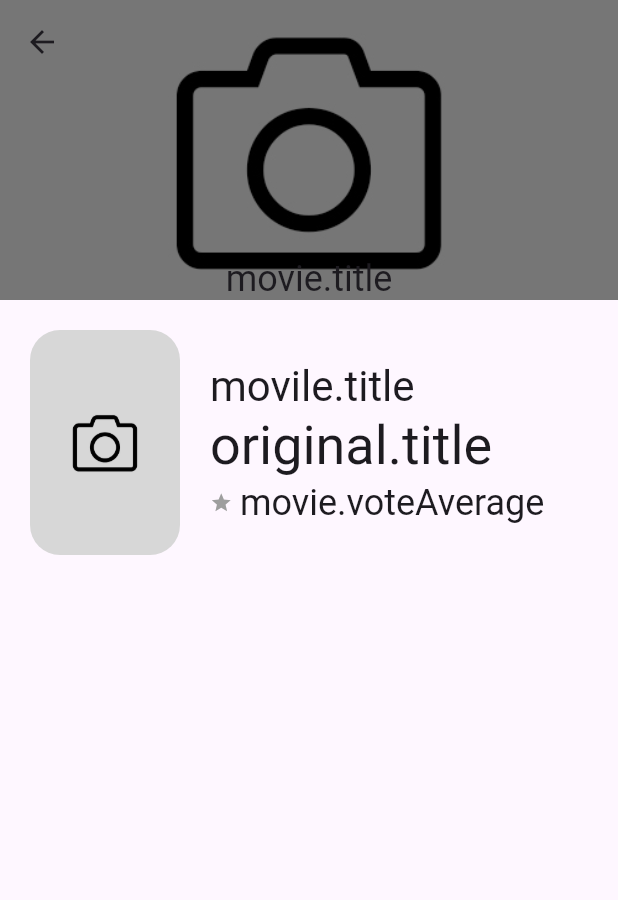
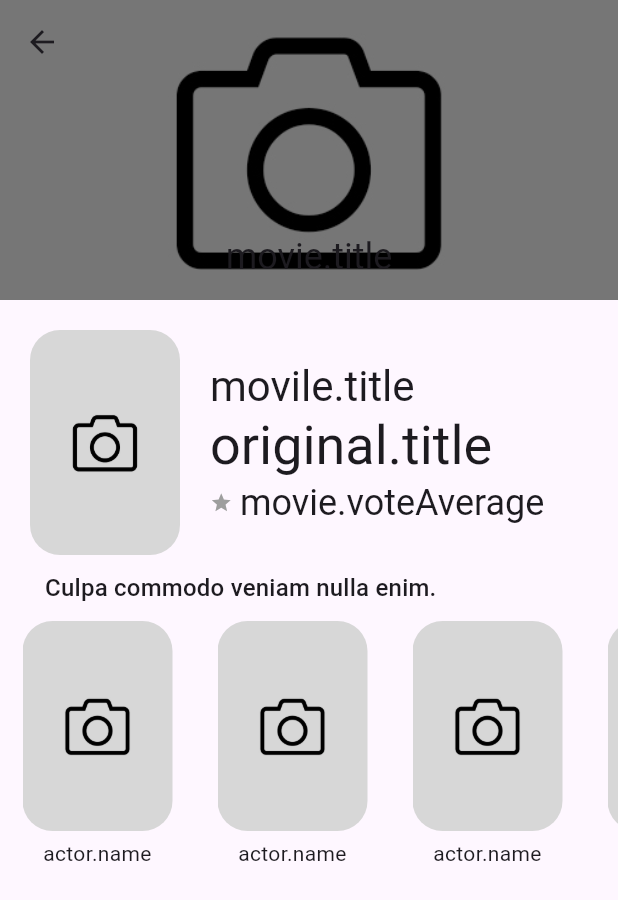
Before and after one commit to juanadls/movie_app, a Flutter app: the DetailsScreens screen opened by its route, on a phone screen of 412 x 824 dp. Shown: the top 900 px of the screen. Run offline on Flutter 3.47's test engine with Material 3 defaults, Android fonts, the phone set to English and light mode, and no system bars; our stand-ins replace card_swiper.

Commit message:
overview and casting cards created

```diff
--- a/lib/screens/details_screen.dart
+++ b/lib/screens/details_screen.dart
@@ -1,4 +1,5 @@
 import 'package:flutter/material.dart';
+import 'package:movie_app/widgets/widgets.dart';
 
 class DetailsScreens extends StatelessWidget {
   const DetailsScreens({super.key});
@@ -6,15 +7,14 @@ class DetailsScreens extends StatelessWidget {
   @override
   Widget build(BuildContext context) {
     //final String movie =
-        //ModalRoute.of(context)?.settings.arguments.toString() ?? "no-movie";
+    //ModalRoute.of(context)?.settings.arguments.toString() ?? "no-movie";
     return Scaffold(
       body: CustomScrollView(
         slivers: [
           _CustomAppBar(),
           SliverList(
-              delegate: SliverChildListDelegate([
-            const _PosterAndTitle(),
-          ]))
+              delegate: SliverChildListDelegate(
+                  [_PosterAndTitle(), _Overview(), const CastingCards()]))
         ],
       ),
     );
@@ -23,6 +23,7 @@ class DetailsScreens extends StatelessWidget {
 
 class _CustomAppBar extends StatelessWidget {
   static const String _asset = "assets/no-image.jpg";
+
   @override
   Widget build(BuildContext context) {
     return SliverAppBar(
@@ -37,6 +38,7 @@ class _CustomAppBar extends StatelessWidget {
           width: double.infinity,
           alignment: Alignment.bottomCenter,
           color: Colors.black45,
+          padding: const EdgeInsets.only(bottom: 10),
           child: const Text(
             "movie.title",
             style: TextStyle(fontSize: 16),
@@ -53,8 +55,6 @@ class _CustomAppBar extends StatelessWidget {
 }
 
 class _PosterAndTitle extends StatelessWidget {
-  const _PosterAndTitle({super.key});
-
   static const String _asset = "assets/no-image.jpg";
 
   @override
@@ -113,3 +113,15 @@ class _PosterAndTitle extends StatelessWidget {
     );
   }
 }
+
+class _Overview extends StatelessWidget {
+  @override
+  Widget build(BuildContext context) {
+    return Container(
+      padding: const EdgeInsets.symmetric(horizontal: 30, vertical: 10),
+      child: Text("Culpa commodo veniam nulla enim.",
+          textAlign: TextAlign.justify,
+          style: Theme.of(context).textTheme.titleMedium),
+    );
+  }
+}
--- /dev/null
+++ b/lib/widgets/casting_cards.dart
@@ -0,0 +1,54 @@
+import 'package:flutter/material.dart';
+
+class CastingCards extends StatelessWidget {
+  const CastingCards({super.key});
+
+  @override
+  Widget build(BuildContext context) {
+    return Container(
+      margin: const EdgeInsets.only(bottom: 30),
+      width: double.infinity,
+      height: 180,
+      child: ListView.builder(
+          scrollDirection: Axis.horizontal,
+          itemCount: 10,
+          itemBuilder: (BuildContext context, int index) {
+            return _CastCard();
+          }),
+    );
+  }
+}
+
+class _CastCard extends StatelessWidget {
+  static const String _asset = "assets/no-image.jpg";
+
+  @override
+  Widget build(BuildContext context) {
+    return Container(
+      width: 110,
+      height: 100,
+      margin: const EdgeInsets.symmetric(horizontal: 10),
+      child: Column(
+        children: [
+          ClipRRect(
+            borderRadius: BorderRadius.circular(20),
+            child: const FadeInImage(
+              placeholder: AssetImage(_asset),
+              image: AssetImage(_asset),
+              height: 140,
+              width: 100,
+              fit: BoxFit.cover,
+            ),
+          ),
+          const SizedBox(height: 5),
+          const Text(
+            "actor.name",
+            maxLines: 2,
+            overflow: TextOverflow.ellipsis,
+            textAlign: TextAlign.center,
+          )
+        ],
+      ),
+    );
+  }
+}
--- a/lib/widgets/widgets.dart
+++ b/lib/widgets/widgets.dart
@@ -1,2 +1,3 @@
+export 'package:movie_app/widgets/card_swiper.dart';
+export 'package:movie_app/widgets/casting_cards.dart';
 export 'package:movie_app/widgets/movie_slider.dart';
-export 'package:movie_app/widgets/card_swiper.dart';
```
